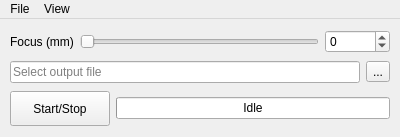
This is Holovibes/lightui.ui in DigitalHolography/Holovibes as Qt 5 draws it before an edit. The edited form follows.
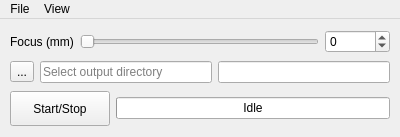
This is the edited form. Custom widgets are drawn as their Qt base class.

Commit message: added lightUI elements to connect

What changed in the file:
```diff
--- a/Holovibes/lightui.ui
+++ b/Holovibes/lightui.ui
@@ -90,6 +90,13 @@
       <property name="rightMargin">
        <number>0</number>
       </property>
+      <item>
+       <widget class="QToolButton" name="OutputFileBrowseToolButton">
+        <property name="text">
+         <string>...</string>
+        </property>
+       </widget>
+      </item>
       <item>
        <widget class="holovibes::gui::Drag_drop_lineedit" name="OutputFilePathLineEdit">
         <property name="inputMask">
@@ -105,16 +112,12 @@
          <bool>true</bool>
         </property>
         <property name="placeholderText">
-         <string>Select output file</string>
+         <string>Select output directory</string>
         </property>
        </widget>
       </item>
       <item>
-       <widget class="QToolButton" name="OutputFileBrowseToolButton">
-        <property name="text">
-         <string>...</string>
-        </property>
-       </widget>
+       <widget class="QLineEdit" name="OutputFileNameLineEdit"/>
       </item>
      </layout>
     </item>
```
Left out of the diff: 12 changed lines with no effect on the pictures.
